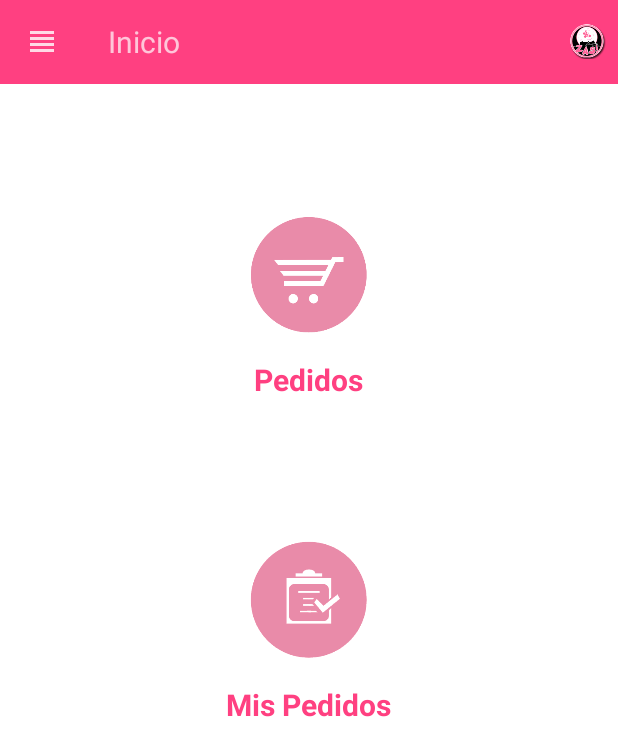
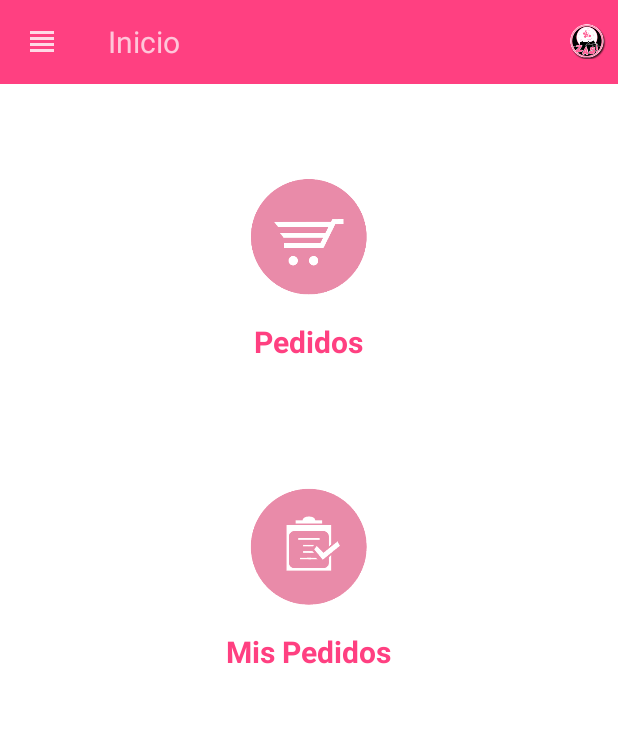
Before and after one commit to aebla84/DMS_test, an Android app: the HomeFragment screen opened directly, with no data from a screen before it, on a phone screen of 412 x 824 dp. Shown: the top 756 px of the screen. Run offline under Robolectric (Android 15) with nearby library versions, the phone set to English and light mode, and no system bars; 2 statements that could not run were skipped.

Commit message:
Modify home fragment
design

```diff
--- a/app/src/main/res/layout/home_fragment.xml
+++ b/app/src/main/res/layout/home_fragment.xml
@@ -17,7 +17,7 @@
         android:background="@null"
         android:src="@drawable/ic_home_orders"
         android:layout_gravity="center"
-        android:layout_marginTop="55dp"
+        android:layout_marginTop="30dp"
 
         android:contentDescription="@android:string/ok"
         android:cropToPadding="true" />
@@ -43,8 +43,9 @@
         android:background="@null"
         android:src="@drawable/ic_home_own_orders"
         android:layout_gravity="center"
-        android:layout_marginTop="50dp"
+        android:layout_marginTop="40dp"
         android:contentDescription="@android:string/ok" />
+
     <TextView
         style="@style/titleAvenirFont"
         android:layout_width="wrap_content"
```
